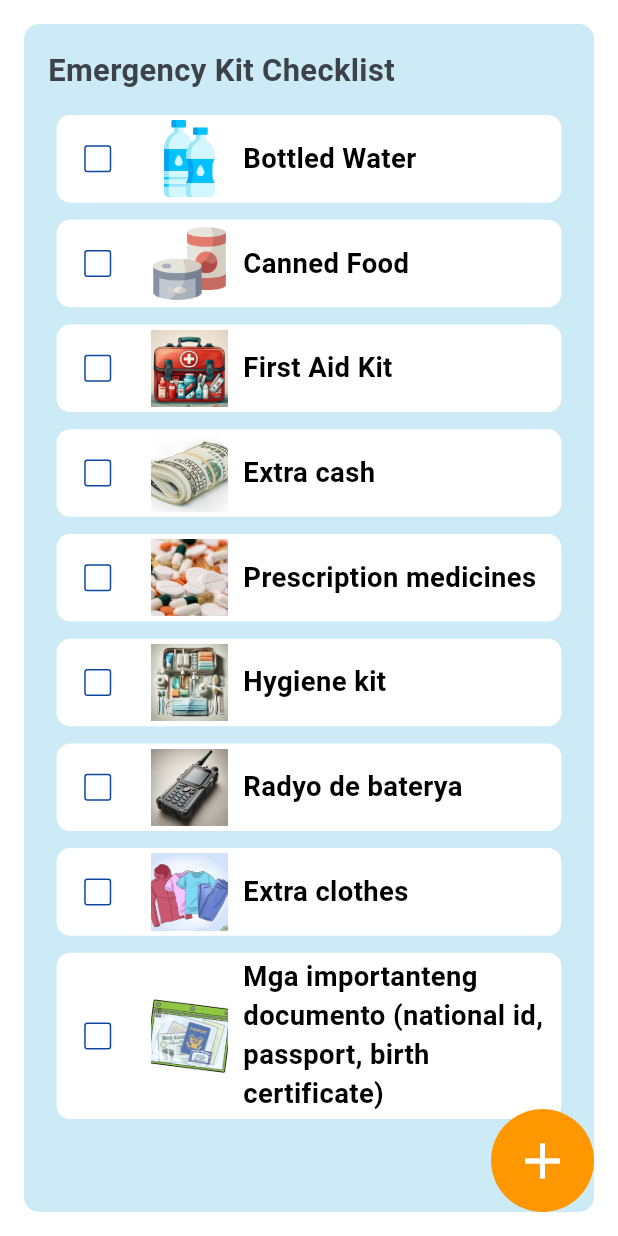
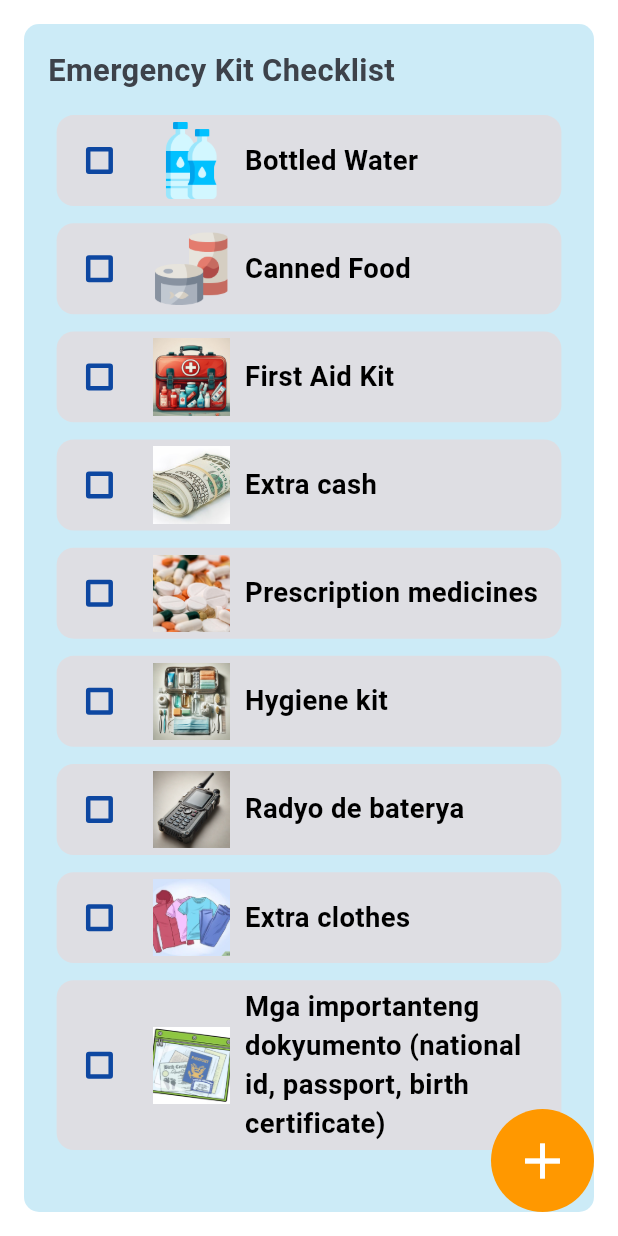
Before and after one commit to cent-ivan/CommuniHelp_App, a Flutter app: the Pcard screen opened directly, on a phone screen of 412 x 824 dp. Run offline on Flutter 3.47's test engine with Material 3 defaults, Android fonts, the phone set to English and light mode, and no system bars; drawn by our look-alikes of flutter_slidable; our stand-ins replace cloud_firestore, firebase_auth, firebase_core, flutter_screenutil, get, hive_flutter and 1 more; accounts and stored records are empty.

Commit message:
redesign and putting dakr mode

```diff
--- a/lib/Models/emergency_kit_model.dart
+++ b/lib/Models/emergency_kit_model.dart
@@ -1,6 +1,15 @@
+
+import 'package:hive_flutter/hive_flutter.dart';
+
+@HiveType(typeId: 0)
 class EmergencyKitModel {
+  @HiveField(0)
   String? title;
+
+  @HiveField(1)
   bool? isChecked;
+
+  @HiveField(2)
   dynamic imagePath;
 
   EmergencyKitModel({
--- a/lib/ViewModels/Home_View_Models/emergency_kit_view_model.dart
+++ b/lib/ViewModels/Home_View_Models/emergency_kit_view_model.dart
@@ -12,7 +12,7 @@ class EmergencyKitViewModel extends ChangeNotifier {
     EmergencyKitModel(title: 'Hygiene kit', isChecked: false, imagePath: 'assets/images/dashboard/checklist_images/hygiene.jpeg'),
     EmergencyKitModel(title: 'Radyo de baterya', isChecked: false, imagePath: 'assets/images/dashboard/checklist_images/phone.jpg'),
     EmergencyKitModel(title: 'Extra clothes', isChecked: false, imagePath: 'assets/images/dashboard/checklist_images/clothes.jpg'),
-    EmergencyKitModel(title: 'Mga importanteng documento (national id, passport, birth certificate)', isChecked: false, imagePath: 'assets/images/dashboard/checklist_images/documents.jpg'),
+    EmergencyKitModel(title: 'Mga importanteng dokyumento (national id, passport, birth certificate)', isChecked: false, imagePath: 'assets/images/dashboard/checklist_images/documents.jpg'),
   ];
 
   //image picker datatype
@@ -29,7 +29,7 @@ class EmergencyKitViewModel extends ChangeNotifier {
   Future<void> imageSelect() async
   {
     final ImagePicker picker = ImagePicker();
-    final XFile? pickedImage = await picker.pickImage(source: ImageSource.gallery);
+    final XFile? pickedImage = await picker.pickImage(source: ImageSource.gallery, imageQuality: 60);
     image = pickedImage;
     notifyListeners();
   }
@@ -38,7 +38,7 @@ class EmergencyKitViewModel extends ChangeNotifier {
   void addItem(String itemName, BuildContext context) {
     importantsList.add(EmergencyKitModel(title: itemName, isChecked: false, imagePath: image));
     notifyListeners();
-    Navigator.of(context).pop();
+    Navigator.pop(context);
   }
 
   //deletes an item
--- a/lib/Views/Utility_Pages/Emergency_Kit/emergency_kit_components/checklist_item.dart
+++ b/lib/Views/Utility_Pages/Emergency_Kit/emergency_kit_components/checklist_item.dart
@@ -39,17 +39,18 @@ class ChecklistItem extends StatelessWidget {
         //Checkbox Container
         child: Container(
           decoration:  BoxDecoration(
-            borderRadius: BorderRadiusDirectional.circular(8.r),
-            color: Colors.white,
+            borderRadius: BorderRadiusDirectional.circular(10.r),
+            color: const Color.fromARGB(255, 222, 222, 227),
           ),
-          padding: const EdgeInsets.all(3).r,
+          padding: const EdgeInsets.all(4).r,
           child: Row(
             children: [
+
 
               //Checkbox code
               Checkbox(
                 activeColor: Colors.greenAccent,
-                side: BorderSide(color: Colors.blue.shade900),
+                side: BorderSide(color: Colors.blue.shade900, width: 3),
                 value: gotitem,
                 onChanged: onChanged,
               ),
@@ -72,8 +73,8 @@ class ChecklistItem extends StatelessWidget {
                   fit: BoxFit.cover,
                 )
                     : Container(
-                  width: 40.r,
-                  height: 40.r,
+                  width: 35.r,
+                  height: 35.r,
                   decoration: BoxDecoration(
                     color: Colors.grey,
                     borderRadius: BorderRadius.circular(5),
--- a/lib/Views/Utility_Pages/Emergency_Kit/emergency_kit_view.dart
+++ b/lib/Views/Utility_Pages/Emergency_Kit/emergency_kit_view.dart
@@ -65,7 +65,7 @@ class _PcardState extends State<Pcard> {
   @override
   Widget build(BuildContext context) {
     return Scaffold(
-      backgroundColor: Colors.white,
+      backgroundColor: Theme.of(context).colorScheme.surface,
 
       body: Container(
         decoration: BoxDecoration(
@@ -81,7 +81,7 @@ class _PcardState extends State<Pcard> {
               'Emergency Kit Checklist',
               style: TextStyle(
                 fontSize: 18.r,
-                color: const Color(0xFF3D424A),
+                color: Theme.of(context).colorScheme.outline,
                 fontWeight: FontWeight.bold,
               ),
             ),
```
Also changed, not shown: 1 other file.
